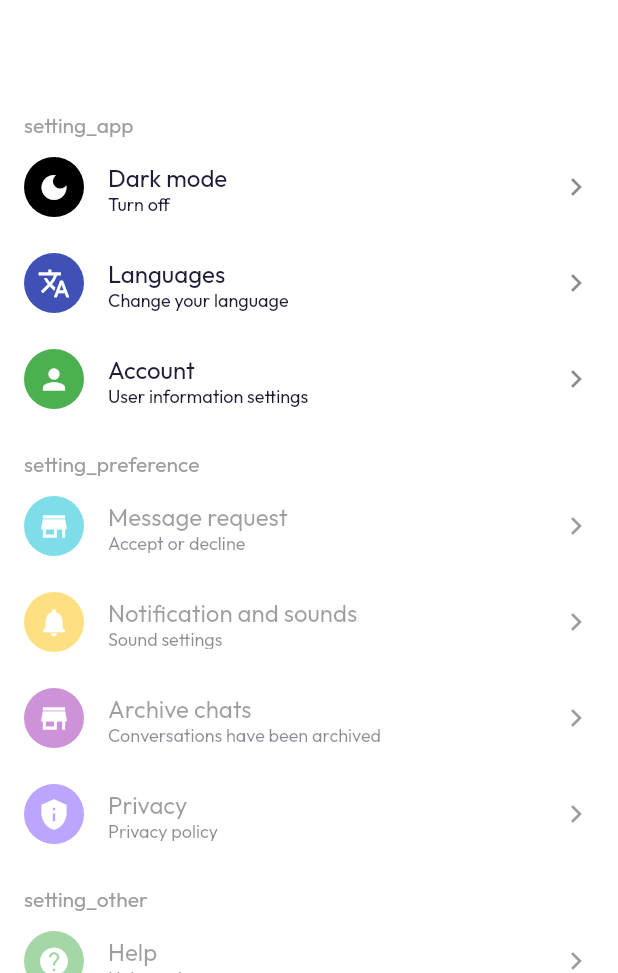
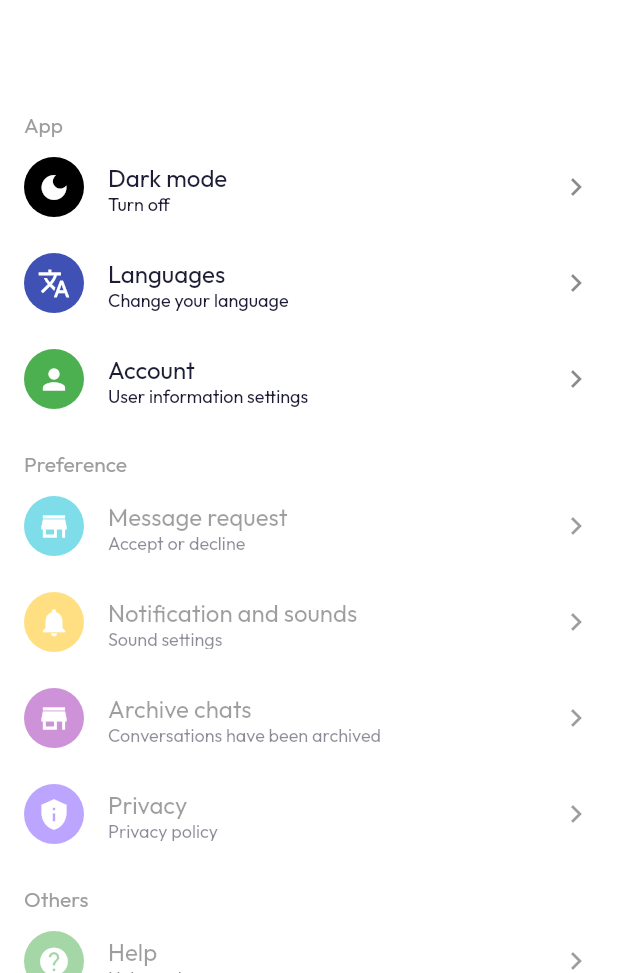
Before and after one commit to nguyentan2808/flutter-messenger-app, a Flutter app: the SettingScreen screen opened directly, on a phone screen of 412 x 824 dp, the part 263-1236 px from its top. Run offline on Flutter 3.47's test engine with Material 2 defaults, Android fonts, the phone set to English and light mode, and no system bars; our stand-ins replace cached_network_image, device_preview, dio, flutter_svg, get, get_storage and 2 more; missing offline and left inert: custom_pop_up_menu; accounts and stored records are empty.

Commit message:
fix: missing i18n

```diff
--- a/lib/langs/en.dart
+++ b/lib/langs/en.dart
@@ -52,9 +52,9 @@ const Map<String, String> en = {
   "vi": "Vietnamese",
   "en": "English - United States",
   /* Settings screen */
-  "setting_options_app": "App",
-  "setting_options_preference": "Preference",
-  "setting_options_other": "Others",
+  "setting_app": "App",
+  "setting_preference": "Preference",
+  "setting_other": "Others",
   "setting_title": "Settings",
   "setting_dark_mode": "Dark mode",
   "setting_dark_mode_desc": "Turn off",
--- a/lib/main.dart
+++ b/lib/main.dart
@@ -43,7 +43,7 @@ class MyApp extends StatelessWidget {
   @override
   Widget build(BuildContext context) {
     return DevicePreview(
-      enabled: false,
+      enabled: true,
       builder: (context) => GestureDetector(
         onTap: () => _handleFocus(context),
         child: GetMaterialApp(
--- a/lib/screens/Setting/components/language_screen.dart
+++ b/lib/screens/Setting/components/language_screen.dart
@@ -1,8 +1,6 @@
 import 'package:flutter/material.dart';
 import 'package:get/get.dart';
-import 'package:lab6/constants/routes_constant.dart';
 import 'package:lab6/constants/theme_constant.dart';
-import 'package:lab6/screens/splash/splash.dart';
 import 'package:lab6/services/i18n_service.dart';
 
 class LanguagesScreen extends StatefulWidget {
--- a/lib/screens/Setting/components/setting_appbar.dart
+++ b/lib/screens/Setting/components/setting_appbar.dart
@@ -1,4 +1,5 @@
 import 'package:flutter/material.dart';
+import 'package:get/get.dart';
 
 import '../../../constants/theme_constant.dart';
 
@@ -12,16 +13,16 @@ class SettingAppBar extends StatelessWidget with PreferredSizeWidget {
     return AppBar(
       automaticallyImplyLeading: false,
       title: Row(
-        children: const [
-          Padding(
+        children: [
+          const Padding(
             padding: EdgeInsets.symmetric(vertical: kDefaultPadding / 2),
             child: CircleAvatar(
               radius: 18,
               backgroundImage: AssetImage('assets/images/avatar.jpg'),
             ),
           ),
-          SizedBox(width: kDefaultPadding),
-          Text('Settings'),
+          const SizedBox(width: kDefaultPadding),
+          Text('setting_title'.tr),
         ],
       ),
       actions: [IconButton(onPressed: () {}, icon: const Icon(Icons.search))],
--- a/lib/screens/conversations/components/conversation.dart
+++ b/lib/screens/conversations/components/conversation.dart
@@ -65,7 +65,7 @@ class Conversation extends StatelessWidget {
             Opacity(
               opacity: 0.8,
               child: Text(
-                "conversation_time".trParams({'time': '3m'}),
+                "conversation_time".trParams({'time': '3'}),
                 style: const TextStyle(
                   fontSize: 12,
                 ),
--- a/lib/screens/profile/components/profile_detail.dart
+++ b/lib/screens/profile/components/profile_detail.dart
@@ -83,7 +83,7 @@ class DetailRow extends StatelessWidget {
             ),
           ],
         ),
-        const SizedBox(width: kDefaultPadding),
+        const SizedBox(width: kDefaultPadding * 3),
         Expanded(
           child: Align(
             alignment: Alignment.centerRight,
```
